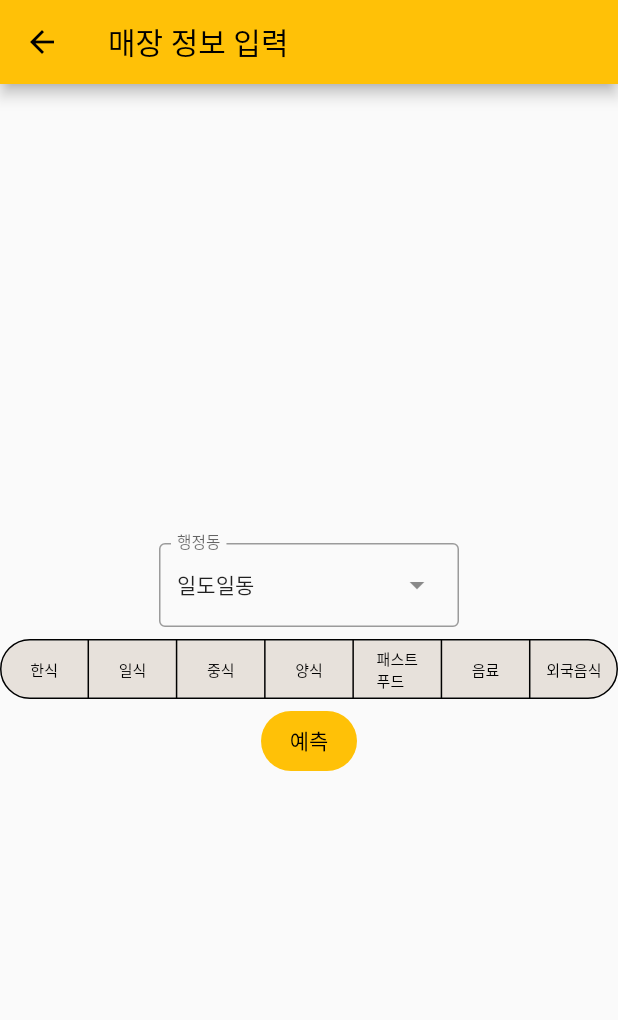
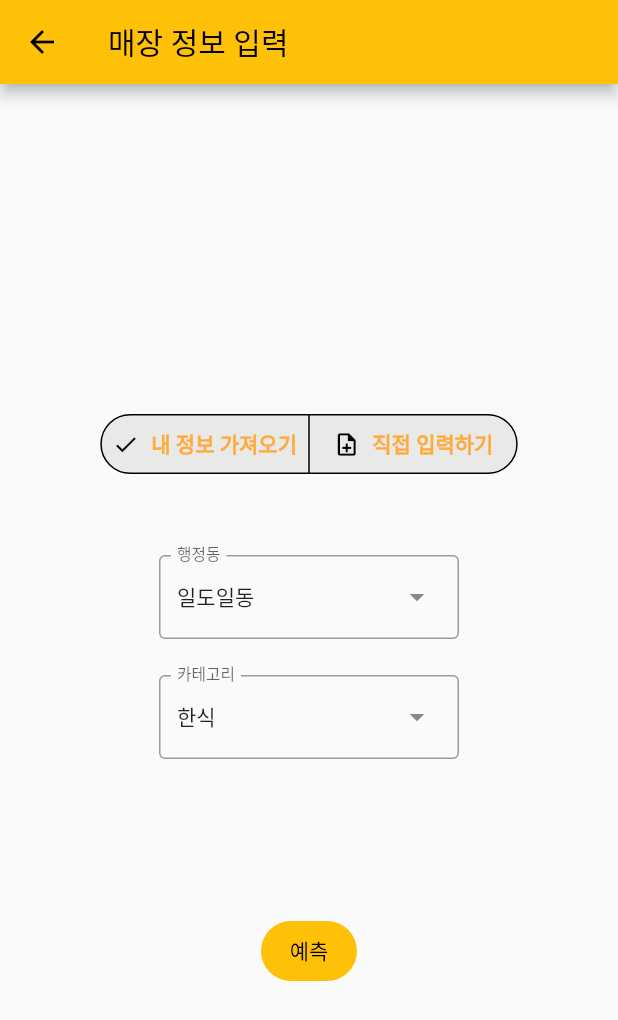
Before and after one commit to EthanYJLee/Jeju_Flutter_Python, a Flutter app: the Predict screen opened directly, on a phone screen of 412 x 824 dp. Shown: the top 1020 px of the screen. Run offline on Flutter 3.47's test engine with Material 2 defaults, Android fonts, the light colour scheme and no system bars.

Commit message:
[Update] Predict View 수정

```diff
--- a/jeju_app/lib/view/home.dart
+++ b/jeju_app/lib/view/home.dart
@@ -49,24 +49,30 @@ class _HomeState extends State<Home> {
                       shape: const RoundedRectangleBorder(
                           borderRadius: BorderRadius.all(Radius.circular(15))),
                       elevation: 2,
-                      color: Color.fromARGB(100, 154, 155, 151),
+                      color: const Color.fromARGB(100, 154, 155, 151),
                       child: InkWell(
                         onTap: () {
                           Navigator.of(context)
                               .push(CardDialog(builder: (context) {
-                            return _PopupCard(sName: '1');
+                            return const _PopupCard(sName: '1');
                           }));
                         },
                         child: Column(
                           mainAxisAlignment: MainAxisAlignment.center,
                           children: const [
                             Text(
-                              '1',
+                              '매장명',
                               style: TextStyle(
                                   fontSize: 17,
                                   // fontWeight: FontWeight.bold,
                                   color: Colors.white),
-                              maxLines: 4,
+                            ),
+                            Text(
+                              '주소',
+                              style: TextStyle(
+                                  fontSize: 17,
+                                  // fontWeight: FontWeight.bold,
+                                  color: Colors.white),
                             ),
                           ],
                         ),
@@ -102,6 +108,14 @@ class _HomeState extends State<Home> {
               width: 350,
               child: _storeList(),
             ),
+            const Padding(
+              padding: EdgeInsets.all(20.0),
+              child: Text(
+                '주변 관광지',
+              ),
+            ),
+            const Text('성산일출봉'),
+            const Text('1km'),
           ],
         ),
       ),
@@ -111,7 +125,7 @@ class _HomeState extends State<Home> {
 
 // --------------------------------------------------------
 
-// Desc: 카드 (매장 tap 했을 때 수정/매출 예측할 수 있는 Dialog 출력)
+// Desc: 카드 (매장) tap 했을 때 수정/매출 예측할 수 있는 Dialog 출력
 // Date: 2023-02-21
 // youngjin
 const String sName = '';
@@ -131,7 +145,7 @@ class _PopupCard extends StatelessWidget {
             return RectTween(begin: begin, end: end);
           },
           child: Material(
-            color: Color.fromARGB(255, 245, 239, 221),
+            color: const Color.fromARGB(255, 245, 239, 221),
             elevation: 2,
             shape:
                 RoundedRectangleBorder(borderRadius: BorderRadius.circular(32)),
@@ -143,12 +157,17 @@ class _PopupCard extends StatelessWidget {
                   children: [
                     const Text('매장명'),
                     const Divider(
-                      color: Colors.white,
+                      color: Colors.black,
                       thickness: 0.2,
                     ),
-                    Text('설명'),
+                    const Text('주소'),
                     const Divider(
-                      color: Colors.white,
+                      color: Colors.black,
+                      thickness: 0.2,
+                    ),
+                    const Text('전화번호'),
+                    const Divider(
+                      color: Colors.black,
                       thickness: 0.2,
                     ),
                     Row(
--- a/jeju_app/lib/view/predict.dart
+++ b/jeju_app/lib/view/predict.dart
@@ -1,3 +1,4 @@
+import 'package:flutter/cupertino.dart';
 import 'package:flutter/material.dart';
 import 'package:flutter/src/widgets/framework.dart';
 import 'package:flutter/src/widgets/placeholder.dart';
@@ -31,15 +32,33 @@ class _PredictState extends State<Predict> {
     '이호동',
     '도두동'
   ];
-
+  late List<String> categoryList = [
+    '한식',
+    '일식',
+    '중식',
+    '양식',
+    '패스트푸드',
+    '음료',
+    '외국음식'
+  ];
   final TextEditingController dongController = TextEditingController();
+  final TextEditingController categoryController = TextEditingController();
 
   @override
   Widget build(BuildContext context) {
+    // 행정동 dropdown list
     final List<DropdownMenuEntry<String>> dongEntries =
         <DropdownMenuEntry<String>>[];
     for (final dong in dongList) {
       dongEntries.add(DropdownMenuEntry<String>(value: dong, label: dong));
+    }
+
+    // 업종 dropdown list
+    final List<DropdownMenuEntry<String>> categoryEntries =
+        <DropdownMenuEntry<String>>[];
+    for (final category in categoryList) {
+      categoryEntries
+          .add(DropdownMenuEntry<String>(value: category, label: category));
     }
     return Scaffold(
       appBar: AppBar(
@@ -49,6 +68,10 @@ class _PredictState extends State<Predict> {
         child: Column(
           mainAxisAlignment: MainAxisAlignment.center,
           children: [
+            const Padding(
+              padding: EdgeInsets.all(50.0),
+              child: InfoChoice(),
+            ),
             SizedBox(
               height: 60,
               child: Expanded(
@@ -62,10 +85,28 @@ class _PredictState extends State<Predict> {
                 ),
               ),
             ),
-            SingleChoice(),
+            const SizedBox(
+              height: 20,
+            ),
+            SizedBox(
+              height: 60,
+              child: Expanded(
+                child: DropdownMenu(
+                  menuHeight: 200,
+                  width: 200,
+                  initialSelection: categoryList[0],
+                  controller: categoryController,
+                  label: const Text('카테고리'),
+                  dropdownMenuEntries: categoryEntries,
+                ),
+              ),
+            ),
+            const SizedBox(
+              height: 100,
+            ),
             FilledButton.tonal(
               onPressed: () {},
-              child: Text('예측'),
+              child: const Text('예측'),
             )
           ],
         ),
@@ -74,81 +115,50 @@ class _PredictState extends State<Predict> {
   }
 }
 
-enum Categories { a, b, c, d, e, f, g }
+// Desc: 내 정보 가져오기 / 직접 입력 선택하는 Segmented Button
+// Date: 2023-02-21
+// youngjin
+enum WhichInfo { myStore, byMyself }
 
-class SingleChoice extends StatefulWidget {
-  const SingleChoice({super.key});
+class InfoChoice extends StatefulWidget {
+  const InfoChoice({super.key});
 
   @override
-  State<SingleChoice> createState() => _SingleChoiceState();
+  State<InfoChoice> createState() => _InfoChoiceState();
 }
 
-class _SingleChoiceState extends State<SingleChoice> {
-  Categories category = Categories.a;
+class _InfoChoiceState extends State<InfoChoice> {
+  WhichInfo choice = WhichInfo.myStore;
 
   @override
   Widget build(BuildContext context) {
-    return SegmentedButton<Categories>(
-      style: ButtonStyle(
-        backgroundColor:
-            MaterialStatePropertyAll(Theme.of(context).primaryColorLight),
-      ),
-      showSelectedIcon: false,
-      segments: const <ButtonSegment<Categories>>[
-        ButtonSegment<Categories>(
-          value: Categories.a,
-          label: Text(
-            '한식',
-            style: TextStyle(fontSize: 10),
-          ),
-        ),
-        ButtonSegment<Categories>(
-          value: Categories.b,
-          label: Text(
-            '일식',
-            style: TextStyle(fontSize: 10),
-          ),
-        ),
-        ButtonSegment<Categories>(
-          value: Categories.c,
-          label: Text(
-            '중식',
-            style: TextStyle(fontSize: 10),
-          ),
-        ),
-        ButtonSegment<Categories>(
-          value: Categories.d,
-          label: Text(
-            '양식',
-            style: TextStyle(fontSize: 10),
-          ),
-        ),
-        ButtonSegment<Categories>(
-          value: Categories.e,
-          label: Text(
-            '패스트\n푸드',
-            style: TextStyle(fontSize: 10),
-          ),
-        ),
-        ButtonSegment<Categories>(
-          value: Categories.f,
-          label: Text(
-            '음료',
-            style: TextStyle(fontSize: 10),
-          ),
-        ),
-        ButtonSegment<Categories>(
-          value: Categories.g,
-          label: Text(
-            '외국음식',
-            style: TextStyle(fontSize: 10),
-          ),
-        ),
+    return SegmentedButton<WhichInfo>(
+      style: const ButtonStyle(
+          backgroundColor: MaterialStatePropertyAll(
+        Color.fromARGB(46, 154, 155, 151),
+      )),
+      segments: const <ButtonSegment<WhichInfo>>[
+        ButtonSegment<WhichInfo>(
+            value: WhichInfo.myStore,
+            label: Text(
+              '내 정보 가져오기',
+              style: TextStyle(
+                  color: Colors.orangeAccent, fontWeight: FontWeight.bold),
+            ),
+            icon: Icon(Icons.store)),
+        ButtonSegment<WhichInfo>(
+            value: WhichInfo.byMyself,
+            label: Text(
+              '직접 입력하기',
+              style: TextStyle(
+                  color: Colors.orangeAccent, fontWeight: FontWeight.bold),
+            ),
+            icon: Icon(Icons.note_add_outlined)),
       ],
-      selected: <Categories>{category},
-      onSelectionChanged: (Set<Categories> newCategory) {
+      selected: <WhichInfo>{choice},
+      onSelectionChanged: (Set<WhichInfo> newChoice) {
         setState(() {
-          category = newCategory.first;
+          choice = newChoice.first;
         });
       },
     );
```
